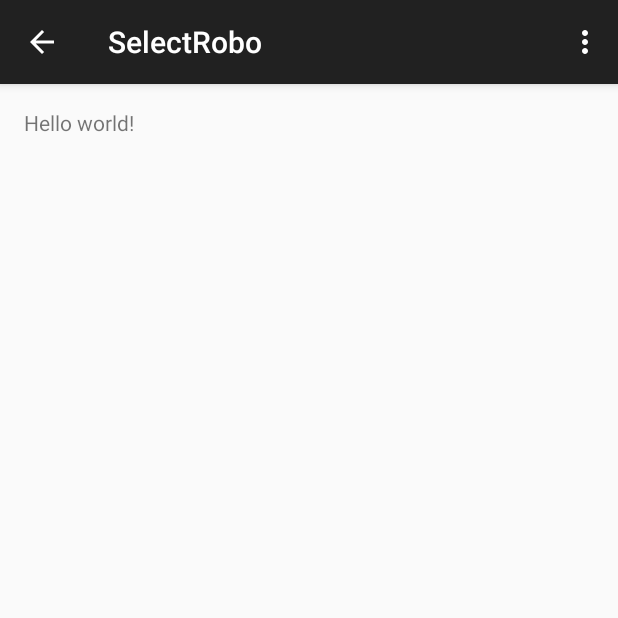
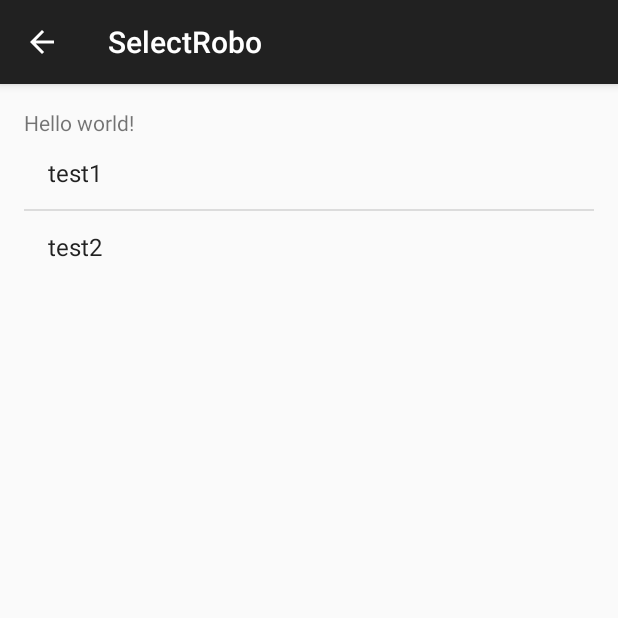
Before and after one commit to phllipo/RoboRace, an Android app: the screen it shows after launch (SelectRobo), after a tap on "SUBMIT", on a phone screen of 412 x 824 dp, the top half of it. Run offline under Robolectric (Android 15) with nearby library versions, the phone set to English and light mode, and no system bars; 3 statements that could not run were skipped.

Commit message:
RoboApp: Added new Activity to select robo

```diff
--- /dev/null
+++ b/roboapp/app/src/main/java/de/otto/roboapp/I_Activity.java
@@ -0,0 +1,24 @@
+package de.otto.roboapp;
+
+
+import android.os.Bundle;
+import android.support.v7.app.ActionBarActivity;
+
+import org.java_websocket.client.WebSocketClient;
+
+/**
+ * Created by luca on 06.02.15.
+ */
+public class I_Activity extends ActionBarActivity {
+    public ServerController sc;
+    public WebSocketClient wsc;
+    private String serverIp;
+    private String serverPort;
+
+    @Override
+    protected void onCreate(Bundle savedInstanceState) {
+        super.onCreate(savedInstanceState);
+
+        sc = new ServerController(serverIp, serverPort);
+    }
+}
--- a/roboapp/app/src/main/java/de/otto/roboapp/MainActivity.java
+++ b/roboapp/app/src/main/java/de/otto/roboapp/MainActivity.java
@@ -1,7 +1,10 @@
 package de.otto.roboapp;
 
+import android.app.ProgressDialog;
 import android.content.Intent;
 import android.net.wifi.p2p.WifiP2pManager;
+import android.os.Parcelable;
+import android.provider.SyncStateContract;
 import android.support.v7.app.ActionBarActivity;
 import android.os.Bundle;
 import android.view.Menu;
@@ -13,17 +16,18 @@ import android.widget.TextView;
 import org.java_websocket.client.WebSocketClient;
 import org.java_websocket.handshake.ServerHandshake;
 
+import java.io.Serializable;
+
 import static android.os.SystemClock.sleep;
 
 
-public class MainActivity extends ActionBarActivity {
+public class MainActivity extends I_Activity {
 
     private String playerName;
     private String serverIP = "10.90.164.15";
     private String serverPort = "8887";
     private WebSocketClient wsc;
 
-    public ServerController sc;
 
 
     @Override
@@ -40,12 +44,46 @@ public class MainActivity extends ActionBarActivity {
             public void onClick(View v) {
                 playerName = t_playerName.getText().toString();
 
-                sc = new ServerController(serverIP, serverPort, playerName);
 
-                Intent intent = new Intent(MainActivity.this, SelectRobo.class);
-                startActivity(intent);
+                final ProgressDialog dialog;
+                dialog = ProgressDialog.show(MainActivity.this, "Loading", "Connecting to Server...", true);
+
+                new Thread(new Runnable() {
+                    @Override
+                    public void run() {
 
 
+                        sc.setServerIp(serverIP);
+                        sc.setServerPort(serverPort);
+                        sc.startWebserverConnector();
+                        sleep(1000);
+                        sc.sendMsg("{\"eventType\": \"connect\", \"data\": {\"clientType\": \"app\", \"name\": \"" + playerName + "\", \"ready\": \"false\" }}\"");
+
+                        //sc = new ServerController(serverIP, serverPort, playerName);
+
+
+                        runOnUiThread(new Runnable() {
+                            @Override
+                            public void run() {
+
+                                // Objekte in nächste Activity übergeben
+                                // Objekte, die übergeben werden sollen, müssen "Parcelable" implentieren
+                                Intent intent = new Intent(MainActivity.this, SelectRobo.class);
+/*
+                                Bundle bundle = new Bundle();
+                                bundle.putSerializable("serverController", (Serializable) sc);
+                                intent.putExtras(bundle);
+
+                                // intent.putExtra("playerName", playerName);
+                                //intent.putExtra("serverController", (Parcelable) sc);
+                                //intent.putExtra("WebServerConnector", (Parcelable) sc.getWsc());*/
+                                startActivity(intent);
+                                dialog.dismiss();
+
+                            }
+                        });
+                    }
+                }).start();
             }
         });
     }
--- a/roboapp/app/src/main/java/de/otto/roboapp/SelectRobo.java
+++ b/roboapp/app/src/main/java/de/otto/roboapp/SelectRobo.java
@@ -1,39 +1,53 @@
 package de.otto.roboapp;
 
+import android.content.Intent;
 import android.support.v7.app.ActionBarActivity;
 import android.os.Bundle;
 import android.view.Menu;
 import android.view.MenuItem;
+import android.widget.ArrayAdapter;
+import android.widget.ListView;
+import android.widget.TextView;
+
+import org.java_websocket.client.WebSocketClient;
+
+import java.util.ArrayList;
 
 
-public class SelectRobo extends ActionBarActivity {
+public class SelectRobo extends I_Activity {
 
     @Override
     protected void onCreate(Bundle savedInstanceState) {
         super.onCreate(savedInstanceState);
         setContentView(R.layout.activity_select_robo);
+
+        TextView t = (TextView) findViewById(R.id
+                .selectRobo_playerName);
+        ListView selectRoboList = (ListView) findViewById(R.id.selectRobo_roboList);
+
+        //TODO
+        sc.setSelectRoboList(selectRoboList);
+        ArrayAdapter<String> adapter;
+        ArrayList<String> test = new ArrayList<String>();
+        test.add("test1");
+        test.add("test2");
+        adapter = new ArrayAdapter<String>(this, android.R.layout.simple_list_item_1, test);
+        selectRoboList.setAdapter(adapter);
+
+        sc.sendMsg("gib mir Robos!");
+
+
+        // Übergebene Objekte erhalten
+        /*Intent intent = getIntent();
+        if(intent != null) {
+            //String playerName = intent.getExtras().getString("playerName");
+            //t.setText(playerName);
+            //ServerController sc = (ServerController) intent.getParcelableExtra("serverController");
+            // sc = (ServerController) intent.getExtras().getSerializable("serverController");
+
+
+        }*/
+
     }
 
-
-    @Override
-    public boolean onCreateOptionsMenu(Menu menu) {
-        // Inflate the menu; this adds items to the action bar if it is present.
-        getMenuInflater().inflate(R.menu.menu_select_robo, menu);
-        return true;
-    }
-
-    @Override
-    public boolean onOptionsItemSelected(MenuItem item) {
-        // Handle action bar item clicks here. The action bar will
-        // automatically handle clicks on the Home/Up button, so long
-        // as you specify a parent activity in AndroidManifest.xml.
-        int id = item.getItemId();
-
-        //noinspection SimplifiableIfStatement
-        if (id == R.id.action_settings) {
-            return true;
-        }
-
-        return super.onOptionsItemSelected(item);
-    }
 }
--- a/roboapp/app/src/main/java/de/otto/roboapp/ServerController.java
+++ b/roboapp/app/src/main/java/de/otto/roboapp/ServerController.java
@@ -1,6 +1,9 @@
 package de.otto.roboapp;
 
 import android.app.Activity;
+import android.os.Parcel;
+import android.os.Parcelable;
+import android.widget.ListView;
 import android.widget.TextView;
 
 import org.java_websocket.client.WebSocketClient;
@@ -8,6 +11,7 @@ import org.java_websocket.handshake.ServerHandshake;
 import org.json.JSONException;
 import org.json.JSONObject;
 
+import java.io.Serializable;
 import java.net.URI;
 import java.net.URISyntaxException;
 
@@ -15,12 +19,22 @@ import java.net.URISyntaxException;
  * Created by luca on 09.01.15.
  */
 
-public class ServerController {
+public class ServerController implements Serializable {
     private String serverIp;
     private String serverPort;
     private boolean isConnected = false;
     private String clientName;
     private WebSocketClient wsc;
+
+    public ListView getSelectRoboList() {
+        return selectRoboList;
+    }
+
+    public void setSelectRoboList(ListView selectRoboList) {
+        this.selectRoboList = selectRoboList;
+    }
+
+    private ListView selectRoboList;
 
     public boolean isConnected() {
         return isConnected;
@@ -65,11 +79,24 @@ public class ServerController {
 
         startWebserverConnector();
     }
+    public ServerController(String serverIp, String serverPort) {
+        setServerIp(serverIp);
+        setServerPort(serverPort);
+
+        startWebserverConnector();
+    }
+    public void sendMsg(String msg) {
+        try {
+            wsc.send(msg);
+        } catch (Exception e) {
+
+        }
+    }
 
     public void processMsg(String msg) throws JSONException {
         JSONObject msgJSON = new JSONObject(msg);
         if(msgJSON.getString("eventType").equals("speed")) {
-           new SpeedMessageProcessor(speed).process(msgJSON, getUIActivity());
+            new SpeedMessageProcessor(speed).process(msgJSON, getUIActivity());
         }
     }
 
@@ -79,7 +106,12 @@ public class ServerController {
                     @Override
                     public void onOpen(ServerHandshake handshakedata) {
                         System.out.println("connected");
-                        this.send("{\"eventType\": \"connect\", \"data\": {\"clientType\": \"app\", \"name\": \"" + clientName + "\", \"ready\": \"false\" }}\"");
+                        try {
+                            this.send("test");
+                        } catch (Exception e) {
+                            e.printStackTrace();
+                        }
+                        //this.send("{\"eventType\": \"connect\", \"data\": {\"clientType\": \"app\", \"name\": \"" + clientName + "\", \"ready\": \"false\" }}\"");
                     }
 
                     @Override
@@ -87,7 +119,7 @@ public class ServerController {
                         try {
                             processMsg(message);
                         } catch (JSONException e) {
-                            e.printStackTrace();
+                            System.out.println("no valid JSON");
                         }
                     }
 
--- a/roboapp/app/src/main/res/layout/activity_select_robo.xml
+++ b/roboapp/app/src/main/res/layout/activity_select_robo.xml
@@ -6,7 +6,18 @@
     android:paddingBottom="@dimen/activity_vertical_margin"
     tools:context="de.otto.roboapp.SelectRobo">
 
-    <TextView android:text="@string/hello_world" android:layout_width="wrap_content"
+    <TextView
+        android:id="@+id/selectRobo_playerName"
+        android:text="@string/hello_world"
+        android:layout_width="wrap_content"
         android:layout_height="wrap_content" />
 
+    <ListView
+        android:layout_width="wrap_content"
+        android:layout_height="wrap_content"
+        android:id="@+id/selectRobo_roboList"
+        android:layout_below="@+id/selectRobo_playerName"
+        android:layout_alignParentLeft="true"
+        android:layout_alignParentStart="true" />
+
 </RelativeLayout>
```
